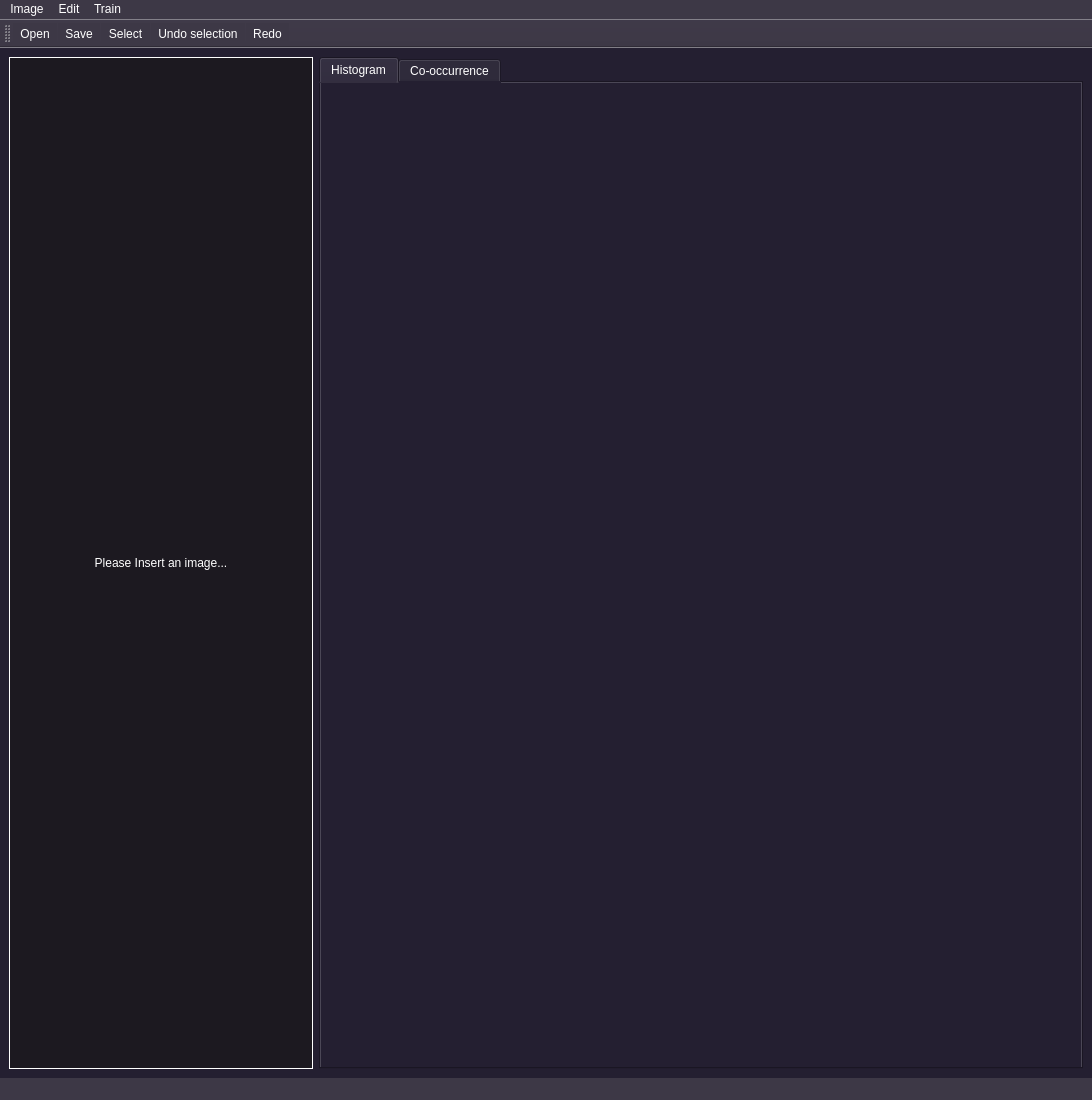
This is trabalho-final-pi/forms/mainwindow.ui in solid-titans/Trabalho-Final-PI as Qt 5 draws it before an edit. The edited form follows.
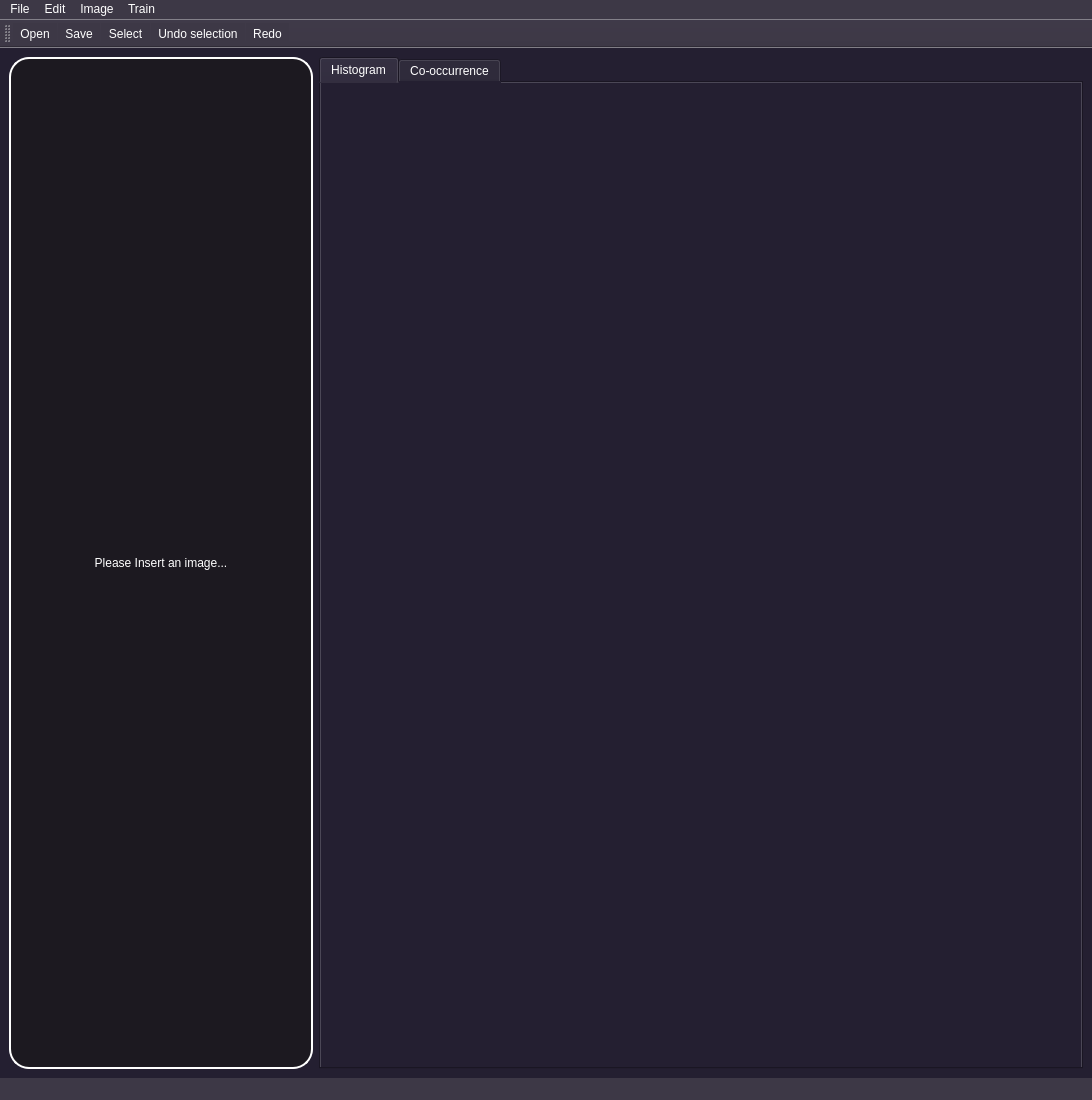
This is the edited form. Icons and pictures are not drawn. Custom widgets are drawn as their Qt base class.

Commit message: feat: added dynamic animation to enter image screen

Diff of the .ui file:
```diff
--- a/trabalho-final-pi/forms/mainwindow.ui
+++ b/trabalho-final-pi/forms/mainwindow.ui
@@ -52,11 +52,17 @@
           </property>
           <property name="styleSheet">
            <string notr="true">background-color: rgb(28, 25, 32);
-border-color: rgb(119, 118, 123);</string>
+border-color: rgb(255,255,255);
+border-style: solid;
+border-width: 2px; 
+border-radius: 20px;</string>
           </property>
           <property name="frameShape">
            <enum>QFrame::Box</enum>
           </property>
+          <property name="lineWidth">
+           <number>0</number>
+          </property>
           <property name="text">
            <string>Please Insert an image...</string>
           </property>
@@ -128,7 +134,7 @@
    </property>
    <widget class="QMenu" name="menuFile">
     <property name="title">
-     <string>Image</string>
+     <string>File</string>
     </property>
     <addaction name="openFile"/>
     <addaction name="saveFile"/>
@@ -155,8 +161,25 @@
     </widget>
     <addaction name="menuRegion"/>
    </widget>
+   <widget class="QMenu" name="menuImage">
+    <property name="title">
+     <string>Image</string>
+    </property>
+    <widget class="QMenu" name="menuFilters">
+     <property name="title">
+      <string>Filters</string>
+     </property>
+     <addaction name="separator"/>
+     <addaction name="separator"/>
+     <addaction name="equalization"/>
+     <addaction name="sharpen"/>
+     <addaction name="brightnessContrast"/>
+    </widget>
+    <addaction name="menuFilters"/>
+   </widget>
    <addaction name="menuFile"/>
    <addaction name="menuEdit"/>
+   <addaction name="menuImage"/>
    <addaction name="menuTrain"/>
   </widget>
   <widget class="MyStatusBar" name="statusbar"/>
```
Left out of the diff: 15 changed lines with no effect on the pictures. The commit also changes 2 other files.
